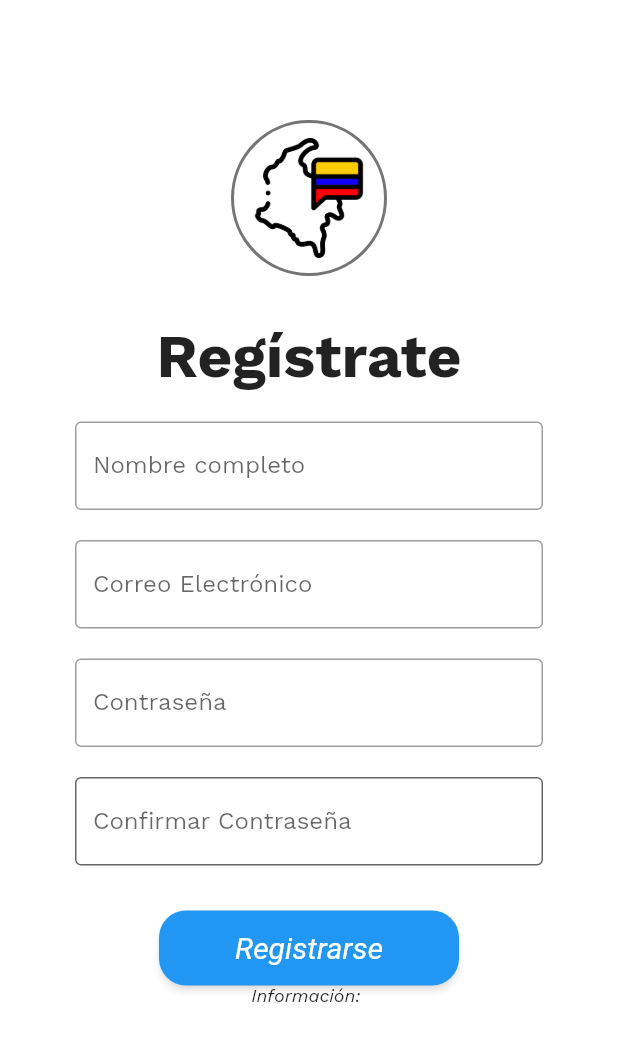
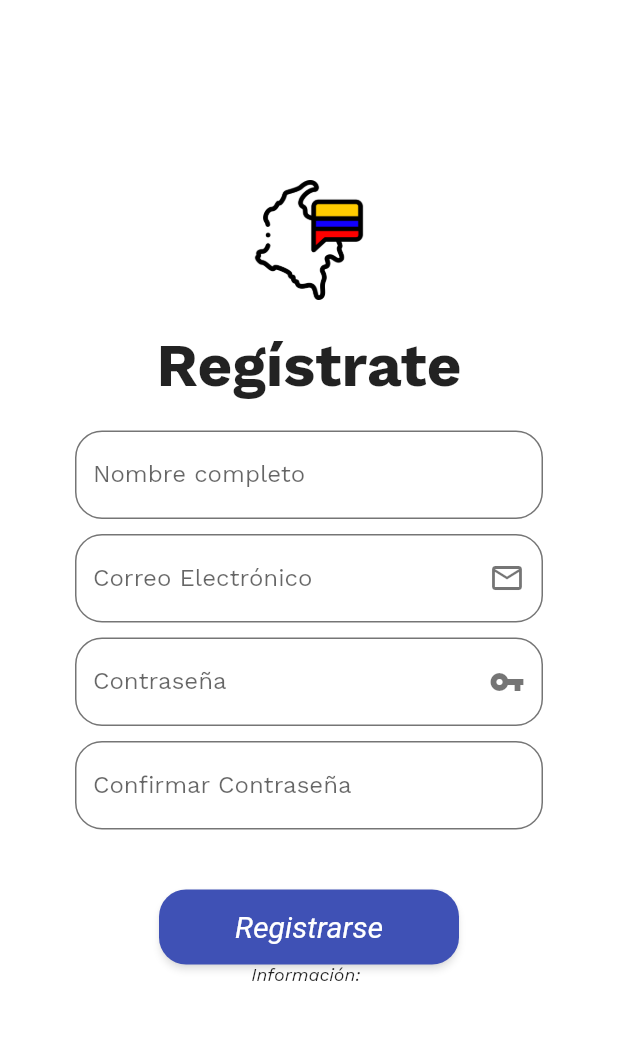
Before and after one commit to C4-SAMVA/Turismapp, a Flutter app: the RegistrarPage screen opened directly, on a phone screen of 412 x 824 dp. Shown: the top 1041 px of the screen. Run offline on Flutter 3.47's test engine with Material 2 defaults, Android fonts, the phone set to English and light mode, and no system bars; our stand-ins replace fluentui_icons, gap, google_fonts.

Commit message:
Ajustes en la pagina registro, se redondean los bordes y se ajusta el boton a color indigo

```diff
--- a/lib/main.dart
+++ b/lib/main.dart
@@ -21,7 +21,7 @@ class MyApp extends StatelessWidget {
 
       theme: ThemeData(
         primarySwatch: Colors.blue,
-        textTheme: GoogleFonts.workSansTextTheme() ,
+        textTheme: GoogleFonts.workSansTextTheme(),
       ),
       home: const SplashPage(),
     );
--- a/lib/pages/registrar_page.dart
+++ b/lib/pages/registrar_page.dart
@@ -1,7 +1,5 @@
 import 'package:flutter/material.dart';
-import 'package:registrar_page_turismapp/pages/home_page.dart';
 import 'package:registrar_page_turismapp/pages/navigationbar_page.dart';
-
 
 class RegistrarPage extends StatefulWidget {
   const RegistrarPage({Key? key}) : super(key: key);
@@ -10,30 +8,26 @@ class RegistrarPage extends StatefulWidget {
   _RegistrarPageState createState() => _RegistrarPageState();
 }
 
-enum Genero {Femenino,Masculino}
+enum Genero { Femenino, Masculino }
 
 class _RegistrarPageState extends State<RegistrarPage> {
+  final nombres = TextEditingController();
+  final apellidos = TextEditingController();
+  final telefono = TextEditingController();
+  final direccion = TextEditingController();
+  final email = TextEditingController();
+  final password = TextEditingController();
+  final passwordConf = TextEditingController();
 
-  final nombres=TextEditingController();
-  final apellidos=TextEditingController();
-  final telefono=TextEditingController();
-  final direccion=TextEditingController();
-  final email=TextEditingController();
-  final password=TextEditingController();
-  final passwordConf=TextEditingController();
-
-  Genero? _genero= Genero.Femenino;
-
+  Genero? _genero = Genero.Femenino;
 
   String _data = "Información: ";
 
-  void _onRegisterButtonClicked(){
+  void _onRegisterButtonClicked() {
     setState(() {
       _data = "Nombre: ${nombres.text} \n Correo Electrónico: ${email.text}";
-
     });
   }
-
 
   @override
   Widget build(BuildContext context) {
@@ -45,109 +39,129 @@ class _RegistrarPageState extends State<RegistrarPage> {
           child: SingleChildScrollView(
             child: Center(
               child: Column(children: [
-                      Container(
-                          child: const Image(
+                const SizedBox(
+                  height: 70,
+                ),
+                const Image(
                     image: AssetImage("assets/colombia_bandera.png"),
                     width: 80,
                     height: 80),
-                          padding:
-                          const EdgeInsets.symmetric(vertical: 10, horizontal: 10),
-                          margin: const EdgeInsets.all(30),
-                          decoration: BoxDecoration(
-                              borderRadius: BorderRadius.circular(200),
-                              border: Border.all(color: Colors.black54, width: 2),
-                              ),
-                      ),
-                      Text(
-                          textAlign: TextAlign.center,
-                          style: const TextStyle(
-                              fontSize: 40,
-                              fontWeight: FontWeight.bold),
-                          "Regístrate"),
-
                 const SizedBox(
                   height: 20,
                 ),
-
-                      TextFormField(
-                        controller: nombres,
-                        keyboardType: TextInputType.name,
-                        decoration: const InputDecoration(
-                            labelText: "Nombre completo",
-                            border: OutlineInputBorder(),
-                            suffixIcon: Icon(Icons.person, color: Colors.white,)
-                        ),
-                      ),
+                const Text(
+                    textAlign: TextAlign.center,
+                    style: TextStyle(fontSize: 40, fontWeight: FontWeight.bold),
+                    "Regístrate"),
                 const SizedBox(
                   height: 20,
                 ),
                 TextFormField(
+                  controller: nombres,
+                  keyboardType: TextInputType.name,
+                  decoration: InputDecoration(
+                      labelText: "Nombre completo",
+                      enabledBorder: OutlineInputBorder(
+                        borderSide:
+                            const BorderSide(width: 1, color: Colors.black54),
+                        borderRadius: BorderRadius.circular(18.0),
+                      ),
+                      suffixIcon: const Icon(
+                        Icons.person,
+                        color: Colors.white,
+                      )),
+                ),
+                const SizedBox(
+                  height: 10,
+                ),
+                TextFormField(
                   controller: email,
                   keyboardType: TextInputType.emailAddress,
-                        decoration: const InputDecoration(
+                  decoration: InputDecoration(
                       labelText: "Correo Electrónico",
-                            border: OutlineInputBorder(),
-                            suffixIcon: Icon(Icons.email_outlined, color: Colors.white,)
+                      enabledBorder: OutlineInputBorder(
+                        borderSide:
+                            const BorderSide(width: 1, color: Colors.black54),
+                        borderRadius: BorderRadius.circular(18.0),
                       ),
+                      suffixIcon: const Icon(
+                        Icons.email_outlined,
+                        color: Colors.black54,
+                      )),
                 ),
                 const SizedBox(
-                        height: 20,
+                  height: 10,
                 ),
                 TextFormField(
                   obscureText: true,
                   controller: password,
                   //keyboardType: TextInputType.emailAddress,
                   //maxLength: 8,
-                        decoration: const InputDecoration(
+                  decoration: InputDecoration(
                       labelText: "Contraseña",
-                            border: OutlineInputBorder(),
-                            suffixIcon: Icon(Icons.vpn_key_sharp, color: Colors.white,)
+                      enabledBorder: OutlineInputBorder(
+                        borderSide:
+                            const BorderSide(width: 1, color: Colors.black54),
+                        borderRadius: BorderRadius.circular(18.0),
                       ),
+                      suffixIcon: const Icon(
+                        Icons.vpn_key_sharp,
+                        color: Colors.black54,
+                      )),
                 ),
                 const SizedBox(
-                        height: 20,
+                  height: 10,
                 ),
                 TextFormField(
                   obscureText: true,
                   controller: passwordConf,
                   //keyboardType: TextInputType.emailAddress,
                   //maxLength: 8,
-                        decoration: const InputDecoration(
+                  decoration: InputDecoration(
                       labelText: "Confirmar Contraseña",
                       fillColor: Colors.white,
                       filled: true,
-                            border: OutlineInputBorder(),
-                            suffixIcon: Icon(Icons.vpn_key_sharp, color: Colors.white,)
+                      enabledBorder: OutlineInputBorder(
+                        borderSide:
+                            const BorderSide(width: 1, color: Colors.black54),
+                        borderRadius: BorderRadius.circular(18.0),
                       ),
+                      suffixIcon: const Icon(
+                        Icons.vpn_key_sharp,
+                        color: Colors.white,
+                      )),
                 ),
                 const SizedBox(
-                        height: 30,
+                  height: 40,
                 ),
                 ElevatedButton(
                     style: ElevatedButton.styleFrom(
+                        backgroundColor: Colors.indigo,
                         shadowColor: Colors.black54,
                         fixedSize: const Size(200, 50),
                         shape: RoundedRectangleBorder(
-                                  borderRadius: BorderRadius.circular(18)),
+                            borderRadius: BorderRadius.circular(18),
+                        ),
                         textStyle: const TextStyle(
-                                  fontStyle: FontStyle.italic,
-                                  fontSize: 20)),
-                          onPressed:(){
+                            fontStyle: FontStyle.italic, fontSize: 20)),
+                    onPressed: () {
                       Navigator.push(
                           context,
                           MaterialPageRoute(
                               builder: (context) => const navigationBar()));
 
                       _onRegisterButtonClicked();
-
                     },
                     child: const Text("Registrarse")),
                 Text(
                   _data,
                   style: const TextStyle(
-                        fontSize: 12, fontStyle: FontStyle.italic
-                      ),)
-                    ])))),
+                      fontSize: 12, fontStyle: FontStyle.italic),
+                ),
+              ]),
+            ),
+          ),
+        ),
       ),
     );
   }
--- a/pubspec.yaml
+++ b/pubspec.yaml
@@ -69,6 +69,7 @@ flutter:
 
   assets:
     - assets/
+    - google_fonts/
 
   # An image asset can refer to one or more resolution-specific "variants", see
   # https://flutter.dev/assets-and-images/#resolution-aware
```
Lines whose indentation alone changed are shown as unchanged.
